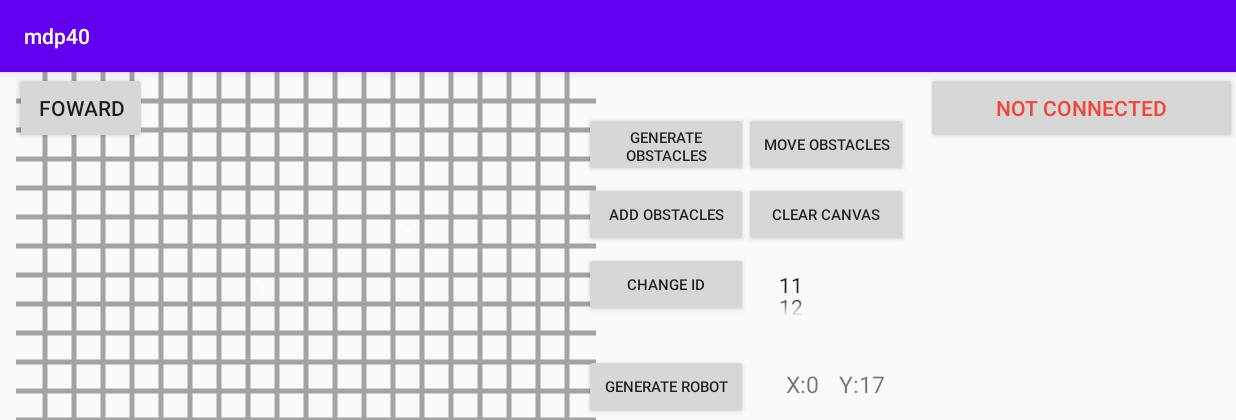
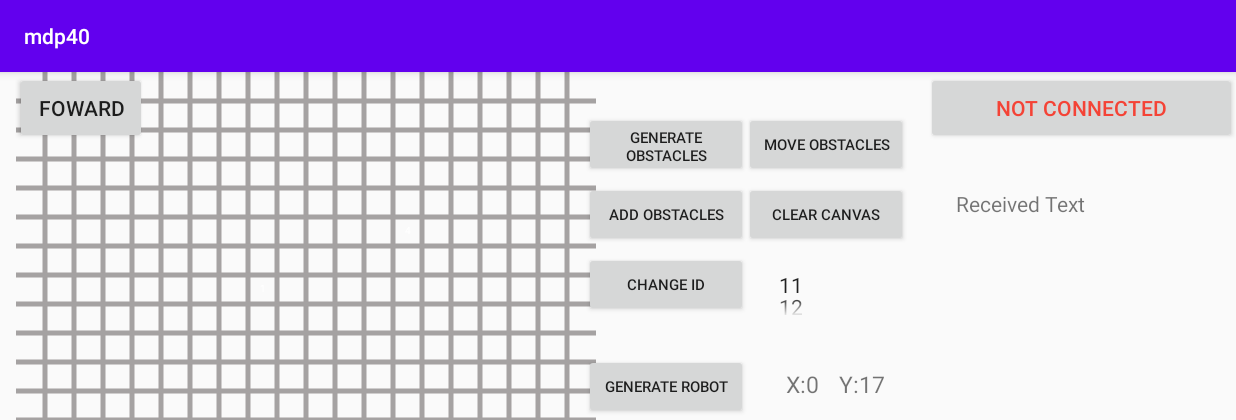
Before and after one commit to Anthony-Zou/mdp40, an Android app: the screen it shows after launch (MainActivity), on a phone screen of 824 x 412 dp (held sideways). Shown: the top 420 px of the screen. Run offline under Robolectric (Android 15) with nearby library versions, the phone set to English and light mode, and no system bars.

Commit message:
receiving text sent via bt done

```diff
--- a/app/src/main/java/com/example/mdp40/fragments/consoleFragment.java
+++ b/app/src/main/java/com/example/mdp40/fragments/consoleFragment.java
@@ -10,6 +10,7 @@ import android.widget.ArrayAdapter;
 import android.widget.Button;
 import android.widget.EditText;
 import android.widget.ListView;
+import android.widget.TextView;
 import android.widget.Toast;
 
 import androidx.annotation.NonNull;
--- a/app/src/main/java/com/example/mdp40/fragments/rightPanelFragment.java
+++ b/app/src/main/java/com/example/mdp40/fragments/rightPanelFragment.java
@@ -1,20 +1,31 @@
 package com.example.mdp40.fragments;
 
 import android.os.Bundle;
+import android.os.Handler;
+import android.os.Looper;
 import android.view.LayoutInflater;
 import android.view.View;
 import android.view.ViewGroup;
 import android.widget.Button;
+import android.widget.TextView;
 
 import androidx.fragment.app.Fragment;
 
+import com.example.mdp40.Constants;
 import com.example.mdp40.R;
 import com.example.mdp40.bluetooth40.BluetoothService;
+
+import org.json.JSONException;
+import org.json.JSONObject;
 
 
 public class rightPanelFragment extends Fragment {
     Button btnConnect;
     BluetoothService bluetoothService;
+    TextView msgReceived;
+
+    String textReceived;
+
     public boolean btEnabled = false;
     public rightPanelFragment() {
     }
@@ -31,6 +42,7 @@ public class rightPanelFragment extends Fragment {
     @Override
     public void onViewCreated(View view, Bundle savedInstanceState) {
         btnConnect = view.findViewById(R.id.btnConnect);
+        msgReceived = view.findViewById(R.id.msgReceived);
 
     }
     public void setBluetoothService(BluetoothService bluetoothService) {
@@ -41,4 +53,10 @@ public class rightPanelFragment extends Fragment {
         return btnConnect;
     }
 
+    public TextView getMsgReceived() {return msgReceived; }
+
+    public void setReceivedText(String text){
+        this.textReceived = text;
+    }
+
 }
--- a/app/src/main/res/layout/fragment_panel_right.xml
+++ b/app/src/main/res/layout/fragment_panel_right.xml
@@ -1,5 +1,6 @@
 <?xml version="1.0" encoding="utf-8"?>
 <androidx.constraintlayout.widget.ConstraintLayout xmlns:android="http://schemas.android.com/apk/res/android"
+    xmlns:tools="http://schemas.android.com/tools"
     android:layout_width="match_parent"
     android:layout_height="match_parent"
     xmlns:app="http://schemas.android.com/apk/res-auto">
@@ -8,7 +9,9 @@
         android:id="@+id/control_left"
         android:layout_width="match_parent"
         android:layout_height="match_parent"
-        android:orientation="vertical">
+        android:orientation="vertical"
+        tools:layout_editor_absoluteX="76dp"
+        tools:layout_editor_absoluteY="-108dp">
 
 
         <Button
@@ -19,7 +22,13 @@
             android:text="@string/connect"
             android:textColor="@color/btn_connect_red" />
 
-
+        <TextView
+            android:id="@+id/msgReceived"
+            android:layout_width="401dp"
+            android:layout_height="378dp"
+            android:text="Received Text"
+            android:translationX="20sp"
+            android:translationY="30sp" />
 
 
     </LinearLayout>
```
Also changed, not shown: app/src/main/java/com/example/mdp40/MainActivity.java (+28 -2 lines).
